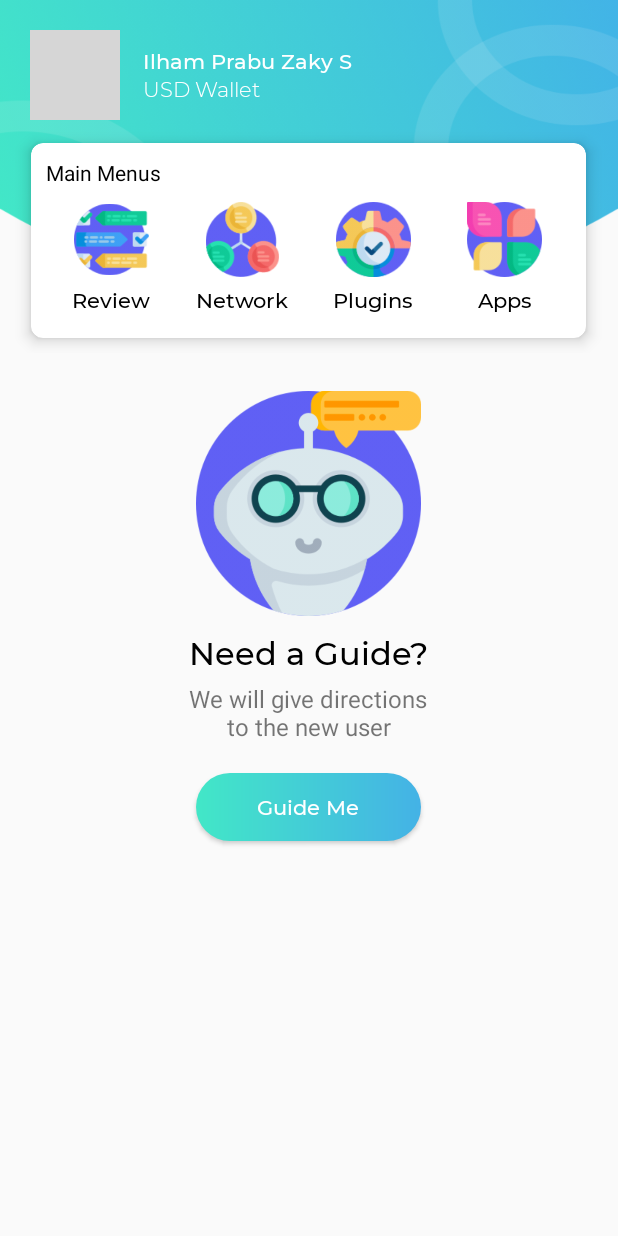
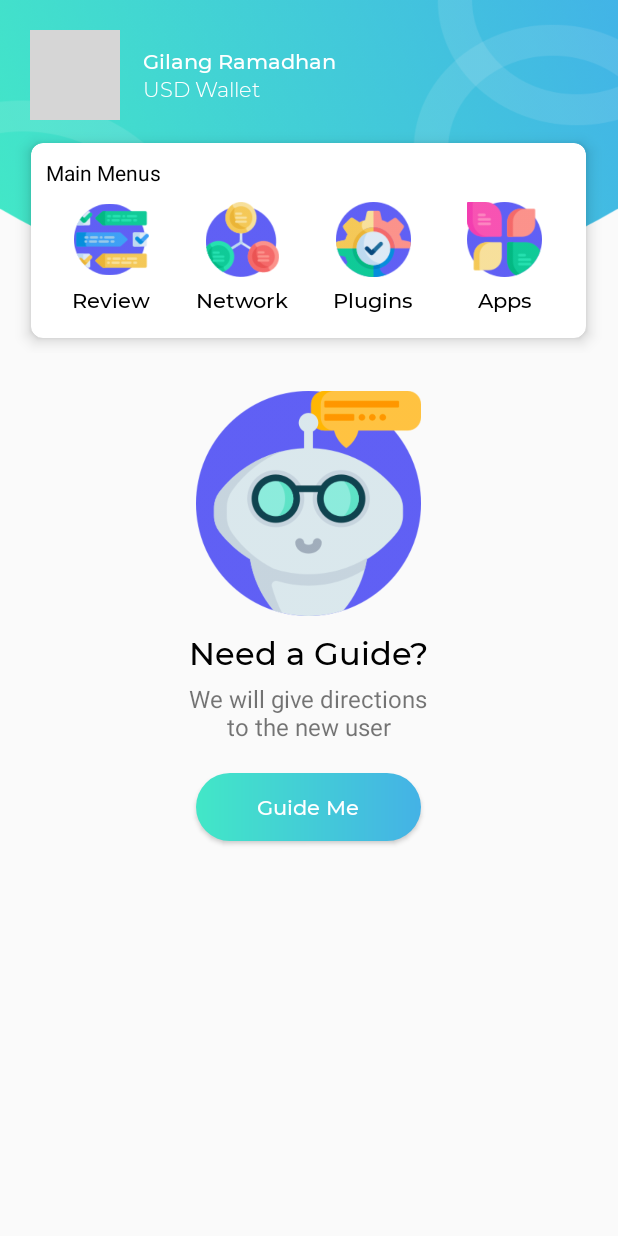
Before and after one commit to Gilangggram/Pwpb_Andro_Ui, an Android app: the screen it shows after launch (MainActivity), on a phone screen of 412 x 824 dp. Run offline under Robolectric (Android 15) with nearby library versions, the phone set to English and light mode, and no system bars; plain views replace CircularImageView; grey boxes are pictures that could not be loaded.

Commit message:
Update activity_main.xml

```diff
--- a/pwpb_andro_ui2/app/src/main/res/layout/activity_main.xml
+++ b/pwpb_andro_ui2/app/src/main/res/layout/activity_main.xml
@@ -45,7 +45,7 @@
                         android:layout_width="wrap_content"
                         android:layout_height="wrap_content"
                         android:fontFamily="@font/mm"
-                        android:text="Ilham Prabu Zaky S"
+                        android:text="Gilang Ramadhan"
                         android:textColor="@color/white" />
 
                     <TextView
```
